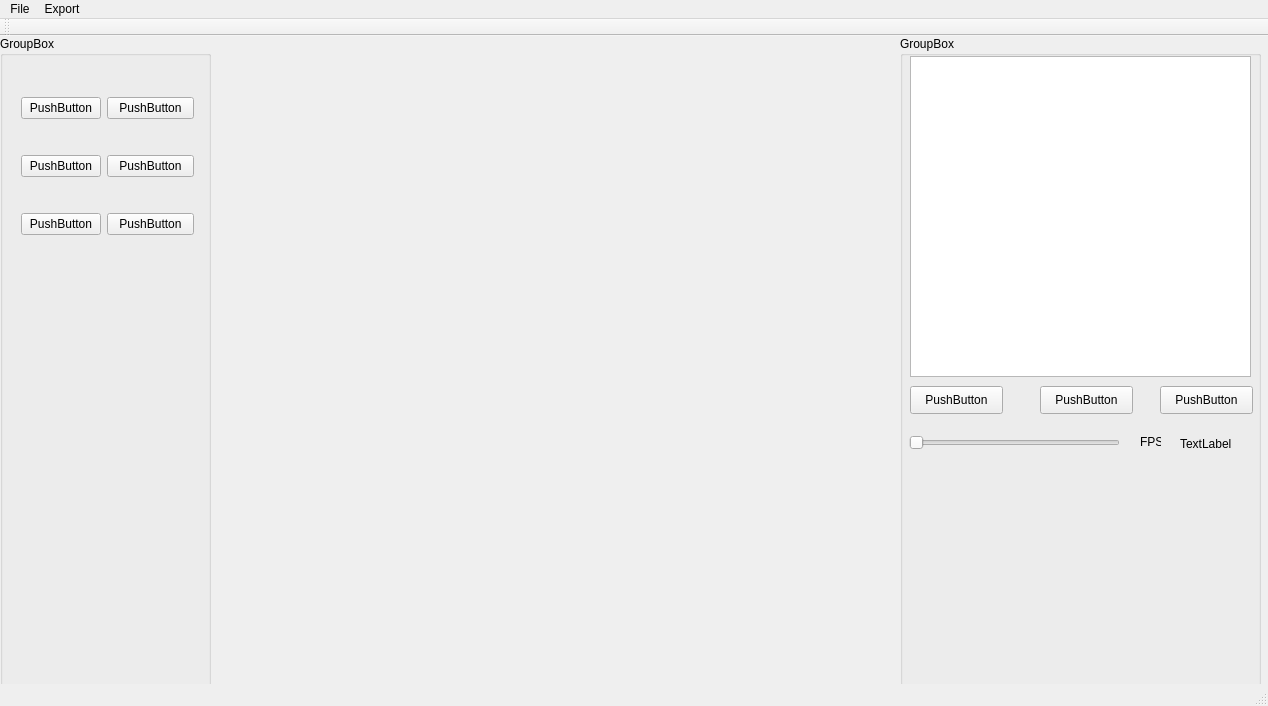
Old version of the form mainwindow.ui in the repository mre11/sprite-editor.
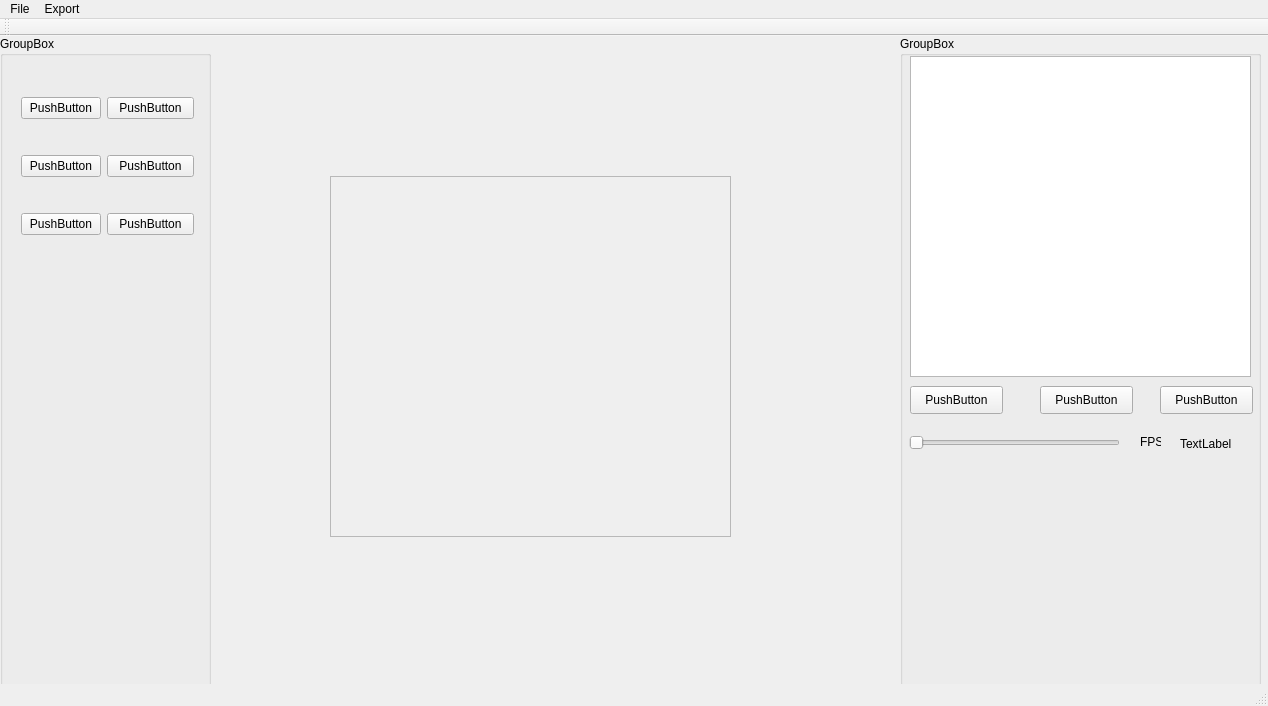
New version of the form.

Commit message: playing around with qwidgets

```diff
--- a/mainwindow.ui
+++ b/mainwindow.ui
@@ -188,6 +188,39 @@
      </property>
     </widget>
    </widget>
+   <widget class="QWidget" name="widget_2" native="true">
+    <property name="geometry">
+     <rect>
+      <x>479</x>
+      <y>69</y>
+      <width>321</width>
+      <height>251</height>
+     </rect>
+    </property>
+   </widget>
+   <widget class="QScrollArea" name="scrollArea">
+    <property name="geometry">
+     <rect>
+      <x>330</x>
+      <y>140</y>
+      <width>401</width>
+      <height>361</height>
+     </rect>
+    </property>
+    <property name="widgetResizable">
+     <bool>true</bool>
+    </property>
+    <widget class="QWidget" name="scrollAreaWidgetContents">
+     <property name="geometry">
+      <rect>
+       <x>0</x>
+       <y>0</y>
+       <width>399</width>
+       <height>359</height>
+      </rect>
+     </property>
+    </widget>
+   </widget>
   </widget>
   <widget class="QMenuBar" name="menuBar">
    <property name="geometry">
```
Left out of the diff: 10 changed lines with no effect on the pictures. The commit also changes 1 other file.
